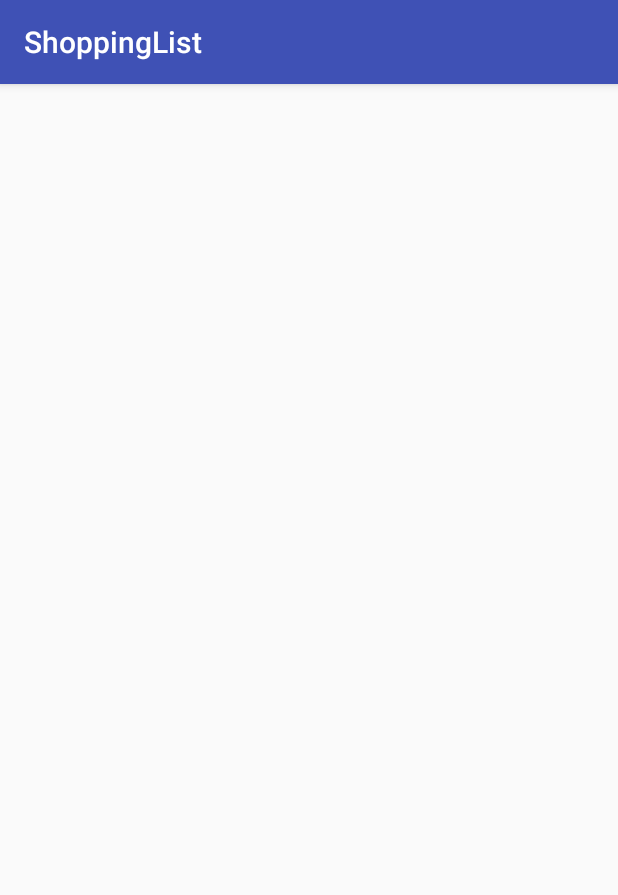
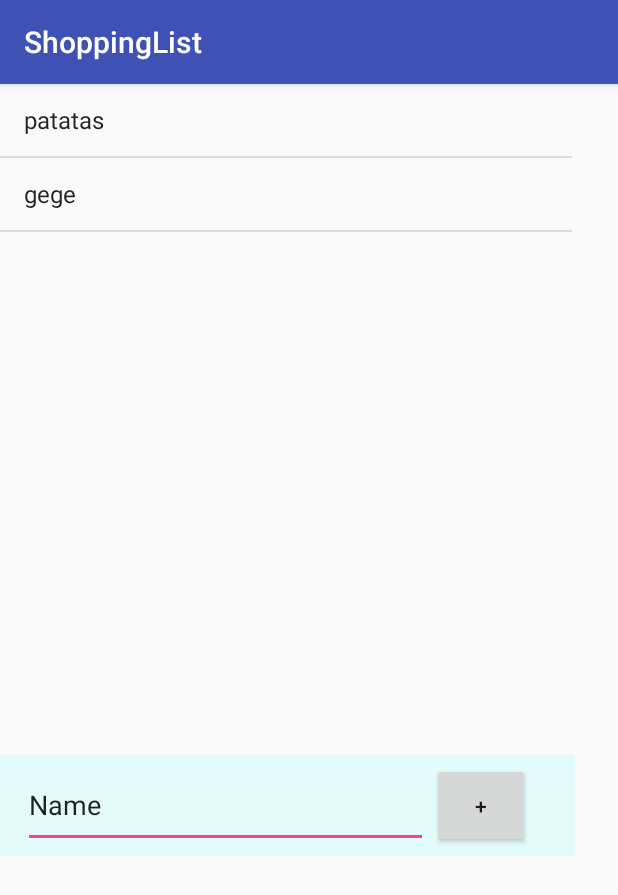
Before and after one commit to arnaurussell/ShopingList, an Android app: the screen it shows after launch (ShppingListActivity), on a phone screen of 412 x 824 dp. Shown: the top 895 px of the screen. Run offline under Robolectric (Android 15) with nearby library versions, the phone set to English and light mode, and no system bars.

Commit message:
layout realizado

```diff
--- a/app/src/main/java/edu/upc/eseiaat/pma/shoppinglist/ShppingListActivity.java
+++ b/app/src/main/java/edu/upc/eseiaat/pma/shoppinglist/ShppingListActivity.java
@@ -2,12 +2,42 @@ package edu.upc.eseiaat.pma.shoppinglist;
 
 import android.support.v7.app.AppCompatActivity;
 import android.os.Bundle;
+import android.widget.ArrayAdapter;
+import android.widget.Button;
+import android.widget.EditText;
+import android.widget.ListView;
+
+import java.util.ArrayList;
 
 public class ShppingListActivity extends AppCompatActivity {
+
+    private ArrayList<String> itemList;
+    private ArrayAdapter<String> adapter;
+
+
+    private ListView list;
+    private Button btn_add;
+    private EditText edit_item;
 
     @Override
     protected void onCreate(Bundle savedInstanceState) {
         super.onCreate(savedInstanceState);
         setContentView(R.layout.activity_shpping_list);
+
+        list = (ListView) findViewById(R.id.list);
+        btn_add = (Button) findViewById(R.id.btn_add);
+        edit_item = (EditText) findViewById(R.id.edit_item);
+
+        itemList = new ArrayList<>();
+        itemList.add("patatas");
+        itemList.add("gege");
+
+        adapter = new ArrayAdapter<String>(this,android.R.layout.simple_list_item_1,itemList);
+
+
+
+
+
+        list.setAdapter(adapter);
     }
 }
--- a/app/src/main/res/layout/activity_shpping_list.xml
+++ b/app/src/main/res/layout/activity_shpping_list.xml
@@ -6,4 +6,49 @@
     android:layout_height="match_parent"
     tools:context="edu.upc.eseiaat.pma.shoppinglist.ShppingListActivity">
 
+    <RelativeLayout
+        android:id="@+id/editbox"
+        android:layout_width="383dp"
+        android:layout_height="67dp"
+        android:background="#1700fbff"
+        tools:layout_editor_absoluteX="1dp"
+        app:layout_constraintTop_toTopOf="@+id/list"
+        android:layout_marginTop="447dp"
+        android:paddingTop="5dp"
+        android:paddingBottom="5dp"
+        android:paddingLeft="15dp"
+        android:paddingRight="30dp"
+        >
+
+
+        <Button
+            android:id="@+id/btn_add"
+            android:layout_width="65dp"
+            android:layout_height="wrap_content"
+            android:layout_alignParentBottom="true"
+            android:layout_alignParentEnd="true"
+            android:layout_alignParentRight="true"
+            android:layout_alignParentTop="true"
+            android:text="+" />
+
+        <EditText
+            android:id="@+id/edit_item"
+            android:layout_width="270dp"
+            android:layout_height="wrap_content"
+            android:layout_alignParentBottom="true"
+            android:layout_alignParentLeft="true"
+            android:layout_alignParentStart="true"
+            android:layout_alignParentTop="true"
+            android:ems="10"
+            android:inputType="textPersonName"
+            android:text="Name" />
+
+    </RelativeLayout>
+
+    <ListView
+        android:id="@+id/list"
+        android:layout_width="381dp"
+        android:layout_height="447dp"
+        tools:layout_editor_absoluteX="2dp"
+        tools:layout_editor_absoluteY="-1dp" />
 </android.support.constraint.ConstraintLayout>
```
